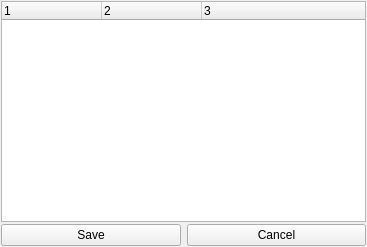
Old version of the form hBBr/Editor/DirtyAssetsManager.ui in the repository hbbwang/HBBr.
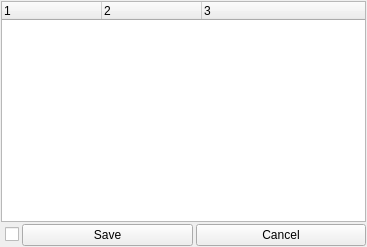
New version of the form.

```diff
--- a/hBBr/Editor/DirtyAssetsManager.ui
+++ b/hBBr/Editor/DirtyAssetsManager.ui
@@ -52,7 +52,20 @@
     </widget>
    </item>
    <item>
-    <layout class="QHBoxLayout" name="horizontalLayout" stretch="1,1">
+    <layout class="QHBoxLayout" name="horizontalLayout" stretch="0,1,1">
+     <property name="spacing">
+      <number>3</number>
+     </property>
+     <property name="leftMargin">
+      <number>4</number>
+     </property>
+     <item>
+      <widget class="QCheckBox" name="SelectAllCheckBox">
+       <property name="text">
+        <string/>
+       </property>
+      </widget>
+     </item>
      <item>
       <widget class="QPushButton" name="SaveButton">
        <property name="text">
```
